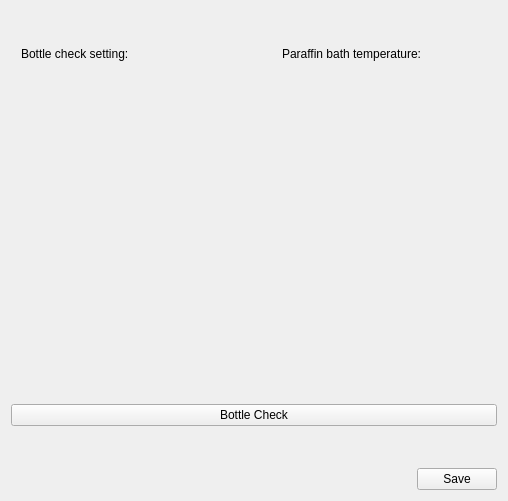
First picture: the form in HimalayaMain/Gui/Components/Settings/Forms/SystemSetupSettingsWidget.ui, repository Liyezhong/Master, before the edit.
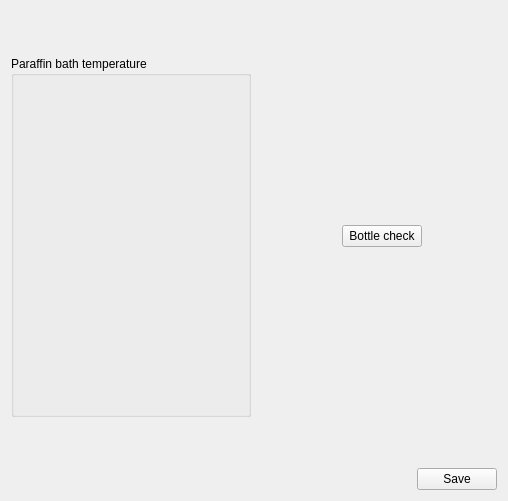
Second picture: the form after the edit. Custom widgets are drawn as their Qt base class.

The edit to the form file:
```diff
--- a/HimalayaMain/Gui/Components/Settings/Forms/SystemSetupSettingsWidget.ui
+++ b/HimalayaMain/Gui/Components/Settings/Forms/SystemSetupSettingsWidget.ui
@@ -28,20 +28,27 @@
     </spacer>
    </item>
    <item>
-    <layout class="QHBoxLayout" name="horizontalLayout_2" stretch="4,1">
+    <layout class="QHBoxLayout" name="horizontalLayout_2" stretch="0,0">
      <property name="sizeConstraint">
       <enum>QLayout::SetDefaultConstraint</enum>
      </property>
      <item>
-      <layout class="QVBoxLayout" name="verticalLayout_3">
-       <property name="sizeConstraint">
-        <enum>QLayout::SetFixedSize</enum>
+      <widget class="QGroupBox" name="groupBox">
+       <property name="title">
+        <string>Paraffin bath temperature</string>
        </property>
-       <property name="bottomMargin">
-        <number>5</number>
+       <property name="flat">
+        <bool>false</bool>
+       </property>
+       <layout class="QVBoxLayout" name="verticalLayout_2">
+        <property name="leftMargin">
+         <number>1</number>
+        </property>
+        <property name="rightMargin">
+         <number>1</number>
        </property>
        <item>
-        <widget class="QLabel" name="label">
+         <widget class="QLabel" name="label_2">
          <property name="sizePolicy">
           <sizepolicy hsizetype="Preferred" vsizetype="Fixed">
            <horstretch>0</horstretch>
@@ -49,7 +56,7 @@
           </sizepolicy>
          </property>
          <property name="text">
-          <string>Bottle check setting:</string>
+           <string/>
          </property>
          <property name="indent">
           <number>10</number>
@@ -57,72 +64,24 @@
         </widget>
        </item>
        <item>
-        <widget class="MainMenu::CScrollTable" name="programTable" native="true">
-         <property name="sizePolicy">
-          <sizepolicy hsizetype="Maximum" vsizetype="Expanding">
-           <horstretch>0</horstretch>
-           <verstretch>0</verstretch>
-          </sizepolicy>
-         </property>
-         <property name="maximumSize">
-          <size>
-           <width>265</width>
-           <height>16777215</height>
-          </size>
-         </property>
-        </widget>
-       </item>
-      </layout>
-     </item>
+         <layout class="QHBoxLayout" name="horizontalLayout_4">
      <item>
-      <layout class="QVBoxLayout" name="verticalLayout_2">
-       <property name="sizeConstraint">
-        <enum>QLayout::SetFixedSize</enum>
-       </property>
-       <item>
-        <widget class="QLabel" name="labelSpeed">
-         <property name="sizePolicy">
-          <sizepolicy hsizetype="Minimum" vsizetype="Fixed">
-           <horstretch>0</horstretch>
-           <verstretch>0</verstretch>
-          </sizepolicy>
-         </property>
-         <property name="maximumSize">
-          <size>
-           <width>206</width>
-           <height>16777215</height>
-          </size>
-         </property>
-         <property name="text">
-          <string>Paraffin bath temperature:</string>
-         </property>
-         <property name="scaledContents">
-          <bool>false</bool>
-         </property>
-        </widget>
-       </item>
-       <item>
-        <spacer name="verticalSpacer_4">
+           <spacer name="horizontalSpacer_6">
          <property name="orientation">
-          <enum>Qt::Vertical</enum>
+             <enum>Qt::Horizontal</enum>
          </property>
          <property name="sizeHint" stdset="0">
           <size>
-           <width>20</width>
-           <height>40</height>
+              <width>40</width>
+              <height>20</height>
           </size>
          </property>
         </spacer>
        </item>
-       <item>
-        <layout class="QHBoxLayout" name="horizontalLayout_3">
-         <property name="topMargin">
-          <number>8</number>
-         </property>
          <item>
           <widget class="MainMenu::CWheelPanel" name="scrollPanelWidget" native="true">
            <property name="sizePolicy">
-            <sizepolicy hsizetype="Preferred" vsizetype="Preferred">
+             <sizepolicy hsizetype="Maximum" vsizetype="Expanding">
              <horstretch>0</horstretch>
              <verstretch>0</verstretch>
             </sizepolicy>
@@ -130,7 +89,7 @@
            <property name="minimumSize">
             <size>
              <width>140</width>
-             <height>240</height>
+              <height>300</height>
             </size>
            </property>
            <property name="maximumSize">
@@ -139,8 +98,32 @@
              <height>300</height>
             </size>
            </property>
-          </widget>
-         </item>
+            <zorder>scrollPanelWidget</zorder>
+           </widget>
+          </item>
+          <item>
+           <spacer name="horizontalSpacer_7">
+            <property name="orientation">
+             <enum>Qt::Horizontal</enum>
+            </property>
+            <property name="sizeHint" stdset="0">
+             <size>
+              <width>40</width>
+              <height>20</height>
+             </size>
+            </property>
+           </spacer>
+          </item>
+         </layout>
+        </item>
+       </layout>
+      </widget>
+     </item>
+     <item>
+      <layout class="QHBoxLayout" name="horizontalLayout_3">
+       <property name="leftMargin">
+        <number>10</number>
+       </property>
          <item>
           <spacer name="horizontalSpacer">
            <property name="orientation">
@@ -154,34 +137,29 @@
            </property>
           </spacer>
          </item>
-        </layout>
-       </item>
-       <item>
-        <spacer name="verticalSpacer">
-         <property name="orientation">
-          <enum>Qt::Vertical</enum>
-         </property>
-         <property name="sizeHint" stdset="0">
-          <size>
-           <width>20</width>
-           <height>40</height>
-          </size>
-         </property>
-        </spacer>
-       </item>
-       <item>
-        <widget class="QWidget" name="widget" native="true"/>
-       </item>
-      </layout>
-     </item>
-    </layout>
-   </item>
    <item>
     <widget class="QPushButton" name="btnBottleCheck">
      <property name="text">
-      <string>Bottle Check</string>
-     </property>
-    </widget>
+          <string>Bottle check</string>
+         </property>
+        </widget>
+       </item>
+       <item>
+        <spacer name="horizontalSpacer_3">
+         <property name="orientation">
+          <enum>Qt::Horizontal</enum>
+         </property>
+         <property name="sizeHint" stdset="0">
+          <size>
+           <width>40</width>
+           <height>20</height>
+          </size>
+         </property>
+        </spacer>
+       </item>
+      </layout>
+     </item>
+    </layout>
    </item>
    <item>
     <spacer name="verticalSpacer_3">
@@ -229,12 +207,6 @@
   </layout>
  </widget>
  <customwidgets>
-  <customwidget>
-   <class>MainMenu::CScrollTable</class>
-   <extends>QWidget</extends>
-   <header>MainMenu/Include/ScrollTable.h</header>
-   <container>1</container>
-  </customwidget>
   <customwidget>
    <class>MainMenu::CWheelPanel</class>
    <extends>QWidget</extends>
```
Lines whose indentation alone changed are shown as unchanged.
